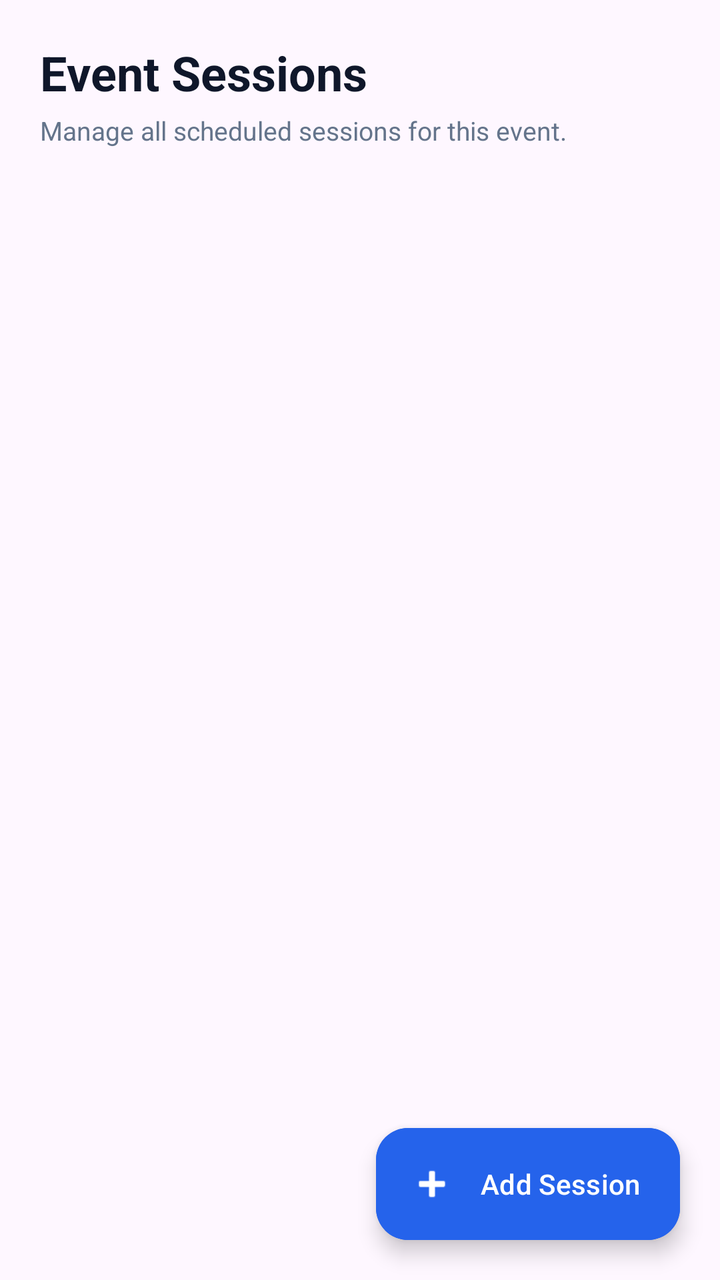
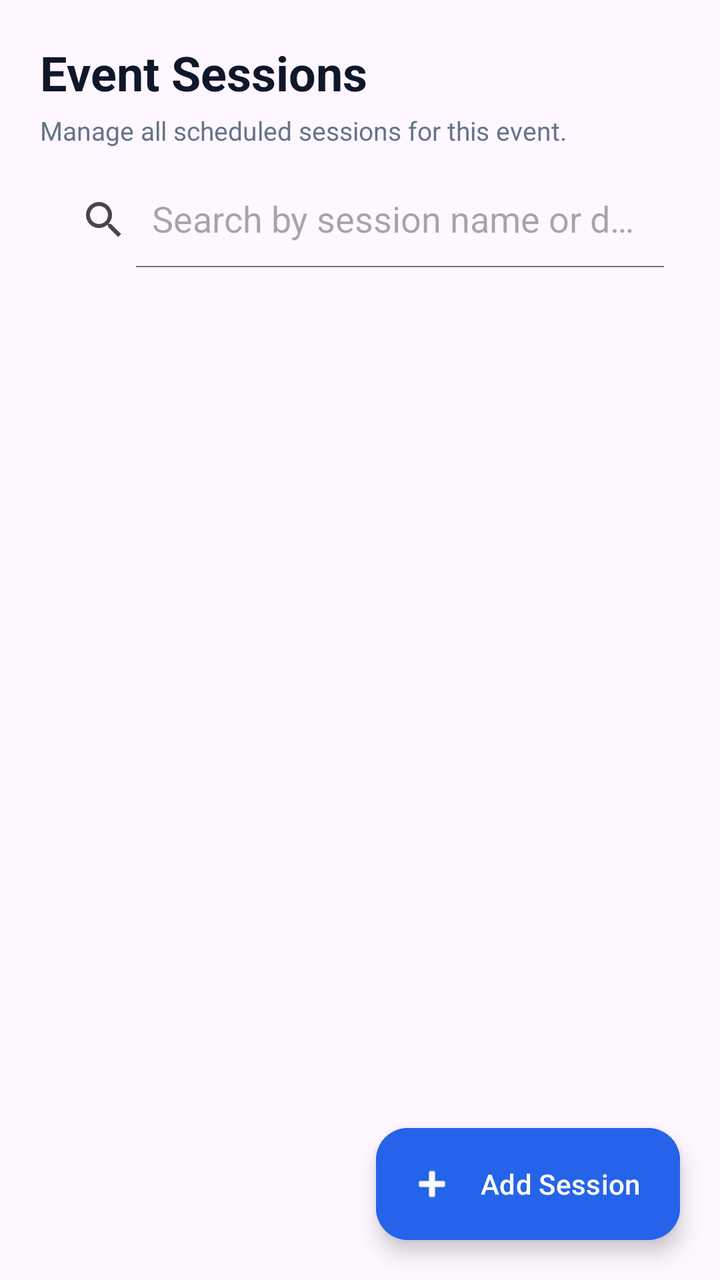

Two renders of the same Android screen: before a commit and after it. Below are the layout's source before the change and the commit's diff.
<!-- AndroidManifest.xml: application theme Theme.EventManagerFirebase -->
<!-- res/layout/activity_session_management.xml -->
<?xml version="1.0" encoding="utf-8"?>
<androidx.coordinatorlayout.widget.CoordinatorLayout xmlns:android="http://schemas.android.com/apk/res/android"
    xmlns:app="http://schemas.android.com/apk/res-auto"
    android:layout_width="match_parent"
    android:layout_height="match_parent"
    android:background="?attr/colorSurface">

    <LinearLayout
        android:layout_width="match_parent"
        android:layout_height="match_parent"
        android:orientation="vertical"
        android:padding="20dp">

        
        <TextView
            android:layout_width="wrap_content"
            android:layout_height="wrap_content"
            android:text="Event Sessions"
            android:textColor="#0F172A"
            android:textSize="24sp"
            android:textStyle="bold" />

        <TextView
            android:layout_width="wrap_content"
            android:layout_height="wrap_content"
            android:layout_marginTop="4dp"
            android:layout_marginBottom="16dp"
            android:text="Manage all scheduled sessions for this event."
            android:textColor="#64748B"
            android:textSize="13sp" />

        
        <androidx.recyclerview.widget.RecyclerView
            android:id="@+id/rvSessions"
            android:layout_width="match_parent"
            android:layout_height="0dp"
            android:layout_weight="1"
            android:clipToPadding="false"
            android:paddingBottom="80dp" />

    </LinearLayout>

    
    <com.google.android.material.floatingactionbutton.ExtendedFloatingActionButton
        android:id="@+id/fabAddSession"
        android:layout_width="wrap_content"
        android:layout_height="wrap_content"
        android:layout_gravity="bottom|end"
        android:layout_margin="20dp"
        android:backgroundTint="#2563EB"
        android:text="Add Session"
        android:textColor="#FFFFFF"
        app:icon="@android:drawable/ic_input_add"
        app:iconTint="#FFFFFF" />

</androidx.coordinatorlayout.widget.CoordinatorLayout>
<!-- resources referenced by this layout -->
<resources>
  <style name="Theme.EventManagerFirebase" parent="Base.Theme.EventManagerFirebase" />
  <style name="Base.Theme.EventManagerFirebase" parent="Theme.Material3.DayNight.NoActionBar">
          
          
      </style>
</resources>

<!-- the commit's change to res/layout/activity_session_management.xml (unified diff, before → after) -->
@@ -24,10 +24,20 @@
             android:layout_width="wrap_content"
             android:layout_height="wrap_content"
             android:layout_marginTop="4dp"
-            android:layout_marginBottom="16dp"
+            android:layout_marginBottom="12dp"
             android:text="Manage all scheduled sessions for this event."
             android:textColor="#64748B"
             android:textSize="13sp" />
+
+        
+        <androidx.appcompat.widget.SearchView
+            android:id="@+id/searchViewSessions"
+            android:layout_width="match_parent"
+            android:layout_height="wrap_content"
+            android:layout_marginBottom="12dp"
+
+            app:iconifiedByDefault="false"
+            app:queryHint="Search by session name or description..." />
 
         
         <androidx.recyclerview.widget.RecyclerView
